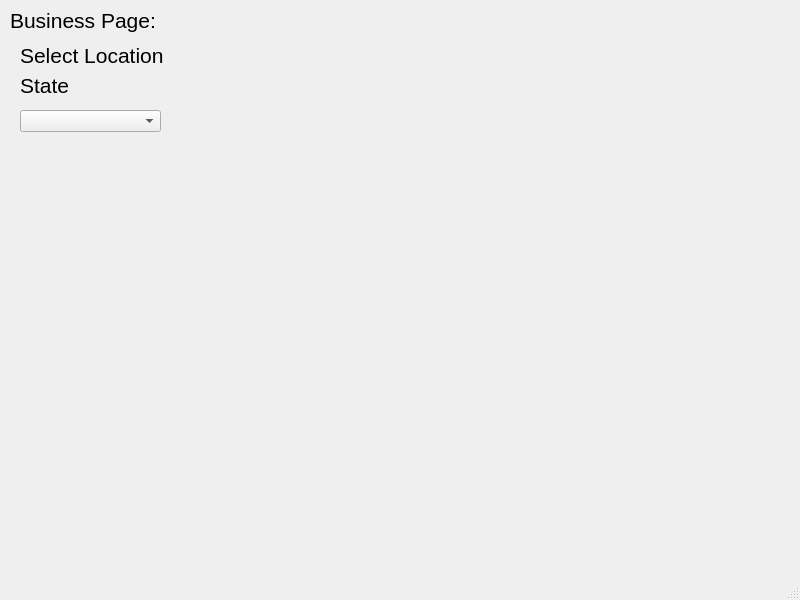
Old version of the form myGUI.ui in the repository WSUCptSCapstone-F23-S24/sel-githubcopilotassistedsoftwaredev.
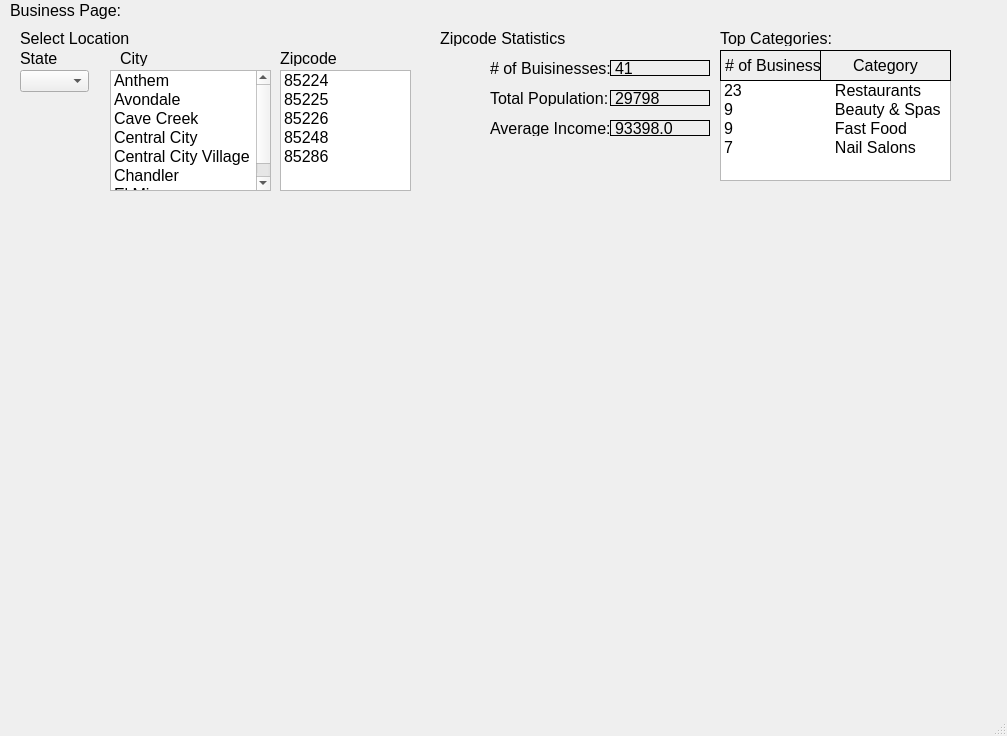
New version of the form.

Commit message:
Added Select Location and Zipcode Statistics to UI
Added all parts of Zipcode stats and select location to show in out GUI.

```diff
--- a/myGUI.ui
+++ b/myGUI.ui
@@ -6,10 +6,15 @@
    <rect>
     <x>0</x>
     <y>0</y>
-    <width>800</width>
-    <height>600</height>
+    <width>1007</width>
+    <height>736</height>
    </rect>
   </property>
+  <property name="font">
+   <font>
+    <pointsize>12</pointsize>
+   </font>
+  </property>
   <property name="windowTitle">
    <string>MainWindow</string>
   </property>
@@ -19,13 +24,13 @@
      <rect>
       <x>10</x>
       <y>0</y>
-      <width>271</width>
-      <height>41</height>
+      <width>111</width>
+      <height>21</height>
      </rect>
     </property>
     <property name="font">
      <font>
-      <pointsize>16</pointsize>
+      <pointsize>12</pointsize>
      </font>
     </property>
     <property name="text">
@@ -36,54 +41,363 @@
     <property name="geometry">
      <rect>
       <x>20</x>
-      <y>40</y>
-      <width>241</width>
-      <height>31</height>
+      <y>30</y>
+      <width>111</width>
+      <height>16</height>
      </rect>
     </property>
     <property name="font">
      <font>
-      <pointsize>16</pointsize>
+      <pointsize>12</pointsize>
      </font>
     </property>
     <property name="text">
      <string>Select Location</string>
     </property>
    </widget>
-   <widget class="QLabel" name="label_3">
-    <property name="geometry">
-     <rect>
-      <x>20</x>
-      <y>70</y>
-      <width>81</width>
-      <height>31</height>
-     </rect>
-    </property>
-    <property name="font">
-     <font>
-      <pointsize>16</pointsize>
-     </font>
-    </property>
-    <property name="text">
-     <string>State</string>
-    </property>
-   </widget>
    <widget class="QComboBox" name="comboBox">
     <property name="geometry">
      <rect>
       <x>20</x>
-      <y>110</y>
-      <width>141</width>
+      <y>70</y>
+      <width>69</width>
       <height>22</height>
      </rect>
     </property>
     <property name="font">
      <font>
-      <pointsize>16</pointsize>
+      <pointsize>12</pointsize>
      </font>
     </property>
-    <property name="currentText">
-     <string/>
+    <property name="placeholderText">
+     <string>Az</string>
+    </property>
+   </widget>
+   <widget class="QLabel" name="label_3">
+    <property name="geometry">
+     <rect>
+      <x>20</x>
+      <y>50</y>
+      <width>61</width>
+      <height>16</height>
+     </rect>
+    </property>
+    <property name="font">
+     <font>
+      <pointsize>12</pointsize>
+     </font>
+    </property>
+    <property name="text">
+     <string>State</string>
+    </property>
+   </widget>
+   <widget class="QListWidget" name="listWidget">
+    <property name="geometry">
+     <rect>
+      <x>110</x>
+      <y>70</y>
+      <width>161</width>
+      <height>121</height>
+     </rect>
+    </property>
+    <property name="font">
+     <font>
+      <pointsize>12</pointsize>
+     </font>
+    </property>
+    <item>
+     <property name="text">
+      <string>Anthem</string>
+     </property>
+    </item>
+    <item>
+     <property name="text">
+      <string>Avondale</string>
+     </property>
+    </item>
+    <item>
+     <property name="text">
+      <string>Cave Creek</string>
+     </property>
+    </item>
+    <item>
+     <property name="text">
+      <string>Central City</string>
+     </property>
+    </item>
+    <item>
+     <property name="text">
+      <string>Central City Village</string>
+     </property>
+    </item>
+    <item>
+     <property name="text">
+      <string>Chandler</string>
+     </property>
+    </item>
+    <item>
+     <property name="text">
+      <string>El Mirage</string>
+     </property>
+    </item>
+   </widget>
+   <widget class="QLabel" name="label_4">
+    <property name="geometry">
+     <rect>
+      <x>120</x>
+      <y>50</y>
+      <width>49</width>
+      <height>16</height>
+     </rect>
+    </property>
+    <property name="font">
+     <font>
+      <pointsize>12</pointsize>
+     </font>
+    </property>
+    <property name="text">
+     <string>City</string>
+    </property>
+   </widget>
+   <widget class="QListWidget" name="listWidget_2">
+    <property name="geometry">
+     <rect>
+      <x>280</x>
+      <y>70</y>
+      <width>131</width>
+      <height>121</height>
+     </rect>
+    </property>
+    <item>
+     <property name="text">
+      <string>85224</string>
+     </property>
+    </item>
+    <item>
+     <property name="text">
+      <string>85225</string>
+     </property>
+    </item>
+    <item>
+     <property name="text">
+      <string>85226</string>
+     </property>
+    </item>
+    <item>
+     <property name="text">
+      <string>85248</string>
+     </property>
+    </item>
+    <item>
+     <property name="text">
+      <string>85286</string>
+     </property>
+    </item>
+   </widget>
+   <widget class="QLabel" name="label_5">
+    <property name="geometry">
+     <rect>
+      <x>280</x>
+      <y>50</y>
+      <width>61</width>
+      <height>16</height>
+     </rect>
+    </property>
+    <property name="text">
+     <string>Zipcode</string>
+    </property>
+   </widget>
+   <widget class="QLabel" name="label_6">
+    <property name="geometry">
+     <rect>
+      <x>440</x>
+      <y>30</y>
+      <width>131</width>
+      <height>16</height>
+     </rect>
+    </property>
+    <property name="text">
+     <string>Zipcode Statistics</string>
+    </property>
+   </widget>
+   <widget class="QLabel" name="label_7">
+    <property name="geometry">
+     <rect>
+      <x>490</x>
+      <y>60</y>
+      <width>121</width>
+      <height>16</height>
+     </rect>
+    </property>
+    <property name="text">
+     <string># of Buisinesses:</string>
+    </property>
+   </widget>
+   <widget class="QLabel" name="label_8">
+    <property name="geometry">
+     <rect>
+      <x>610</x>
+      <y>60</y>
+      <width>100</width>
+      <height>16</height>
+     </rect>
+    </property>
+    <property name="frameShape">
+     <enum>QFrame::Box</enum>
+    </property>
+    <property name="text">
+     <string>41</string>
+    </property>
+   </widget>
+   <widget class="QLabel" name="label_9">
+    <property name="geometry">
+     <rect>
+      <x>490</x>
+      <y>90</y>
+      <width>121</width>
+      <height>16</height>
+     </rect>
+    </property>
+    <property name="text">
+     <string>Total Population:</string>
+    </property>
+   </widget>
+   <widget class="QLabel" name="label_10">
+    <property name="geometry">
+     <rect>
+      <x>610</x>
+      <y>90</y>
+      <width>100</width>
+      <height>16</height>
+     </rect>
+    </property>
+    <property name="frameShape">
+     <enum>QFrame::Box</enum>
+    </property>
+    <property name="text">
+     <string>29798</string>
+    </property>
+   </widget>
+   <widget class="QLabel" name="label_11">
+    <property name="geometry">
+     <rect>
+      <x>490</x>
+      <y>120</y>
+      <width>121</width>
+      <height>16</height>
+     </rect>
+    </property>
+    <property name="text">
+     <string>Average Income:</string>
+    </property>
+   </widget>
+   <widget class="QLabel" name="label_12">
+    <property name="geometry">
+     <rect>
+      <x>610</x>
+      <y>120</y>
+      <width>100</width>
+      <height>16</height>
+     </rect>
+    </property>
+    <property name="frameShape">
+     <enum>QFrame::Box</enum>
+    </property>
+    <property name="text">
+     <string>93398.0</string>
+    </property>
+   </widget>
+   <widget class="QListWidget" name="listWidget_3">
+    <property name="geometry">
+     <rect>
+      <x>720</x>
+      <y>80</y>
+      <width>231</width>
+      <height>101</height>
+     </rect>
+    </property>
+    <property name="frameShape">
+     <enum>QFrame::StyledPanel</enum>
+    </property>
+    <property name="frameShadow">
+     <enum>QFrame::Sunken</enum>
+    </property>
+    <property name="flow">
+     <enum>QListView::TopToBottom</enum>
+    </property>
+    <property name="viewMode">
+     <enum>QListView::ListMode</enum>
+    </property>
+    <item>
+     <property name="text">
+      <string>23                     Restaurants</string>
+     </property>
+    </item>
+    <item>
+     <property name="text">
+      <string>9                       Beauty &amp; Spas</string>
+     </property>
+    </item>
+    <item>
+     <property name="text">
+      <string>9                       Fast Food</string>
+     </property>
+    </item>
+    <item>
+     <property name="text">
+      <string>7                       Nail Salons</string>
+     </property>
+    </item>
+   </widget>
+   <widget class="QLabel" name="label_13">
+    <property name="geometry">
+     <rect>
+      <x>720</x>
+      <y>50</y>
+      <width>101</width>
+      <height>31</height>
+     </rect>
+    </property>
+    <property name="frameShape">
+     <enum>QFrame::Box</enum>
+    </property>
+    <property name="text">
+     <string># of Business</string>
+    </property>
+    <property name="alignment">
+     <set>Qt::AlignLeading|Qt::AlignLeft|Qt::AlignVCenter</set>
+    </property>
+   </widget>
+   <widget class="QLabel" name="label_14">
+    <property name="geometry">
+     <rect>
+      <x>820</x>
+      <y>50</y>
+      <width>131</width>
+      <height>31</height>
+     </rect>
+    </property>
+    <property name="frameShape">
+     <enum>QFrame::Box</enum>
+    </property>
+    <property name="text">
+     <string>Category</string>
+    </property>
+    <property name="alignment">
+     <set>Qt::AlignCenter</set>
+    </property>
+   </widget>
+   <widget class="QLabel" name="label_15">
+    <property name="geometry">
+     <rect>
+      <x>720</x>
+      <y>30</y>
+      <width>131</width>
+      <height>16</height>
+     </rect>
+    </property>
+    <property name="text">
+     <string>Top Categories:</string>
     </property>
    </widget>
   </widget>
```
Left out of the diff: 4 changed lines with no effect on the pictures. The commit also changes 1 other file.
